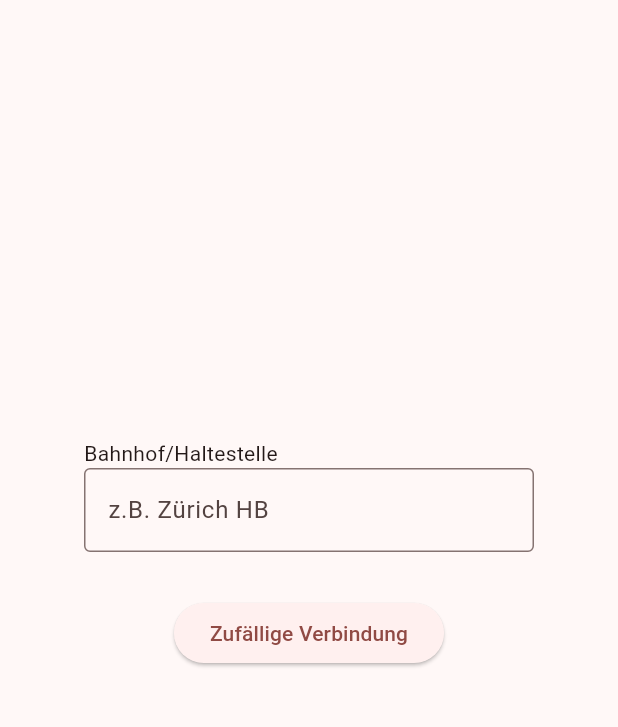
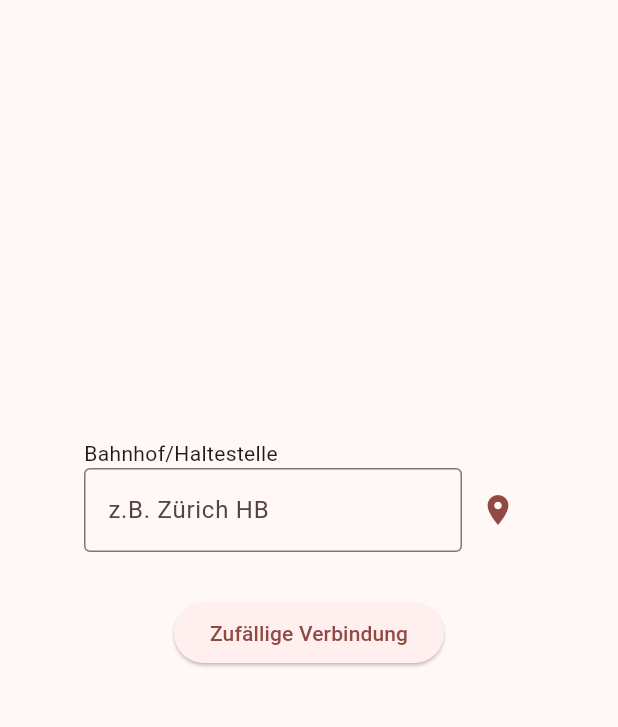
Before and after one commit to vera-bernhard/pantografin, a Flutter app: the screen it shows after launch, on a phone screen of 412 x 824 dp, the part 84-811 px from its top. Run offline on Flutter 3.47's test engine with Material 2 defaults, Android fonts, the phone set to English and light mode, and no system bars; our stand-ins replace timezone.

Commit message:
Add location button

```diff
--- a/lib/main.dart
+++ b/lib/main.dart
@@ -243,7 +243,10 @@
         crossAxisAlignment: CrossAxisAlignment.start,
         children: <Widget>[
           const Text('Bahnhof/Haltestelle'),
-          TextField(
+          Row(
+            children: [
+              Expanded(
+                child: TextField(
                   controller: _stationController,
                   decoration: const InputDecoration(
                     border: OutlineInputBorder(),
@@ -253,6 +256,17 @@
                     widget.onStationChanged(value);
                   },
                 ),
+              ),
+              IconButton(
+                icon: Icon(Icons.location_on),
+                onPressed: () {
+                  // Add the action you want to perform when the button is pressed
+                  print('IconButton pressed!');
+                },
+                color: Theme.of(context).colorScheme.primary,
+              ),
+            ],
+          ),
         ],
       ),
     );
```
Lines whose indentation alone changed are shown as unchanged.
